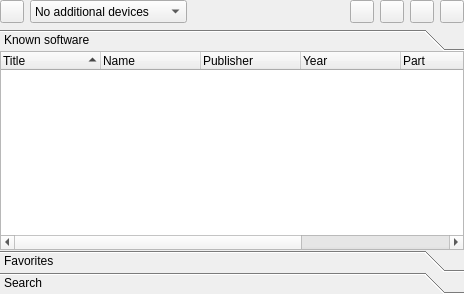
This is softwarelist.ui in qmc2/qmc2-mame-fe as Qt 5 draws it before an edit. The edited form follows.
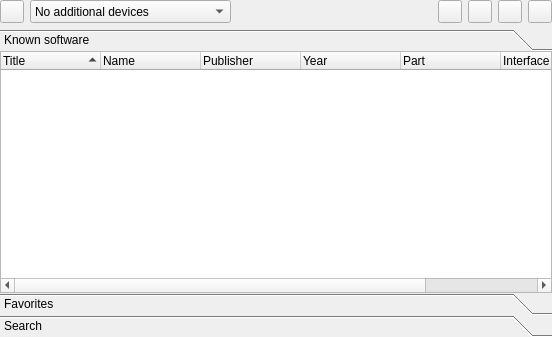
This is the edited form. Icons and pictures are not drawn.

Commit message: fix: corrected layout issue on Windows

Patch:
```diff
--- a/softwarelist.ui
+++ b/softwarelist.ui
@@ -7,8 +7,8 @@
    <rect>
     <x>0</x>
     <y>0</y>
-    <width>464</width>
-    <height>294</height>
+    <width>552</width>
+    <height>337</height>
    </rect>
   </property>
   <property name="mouseTracking">
@@ -172,8 +172,8 @@
        <rect>
         <x>0</x>
         <y>0</y>
-        <width>454</width>
-        <height>181</height>
+        <width>542</width>
+        <height>224</height>
        </rect>
       </property>
       <attribute name="icon">
```
